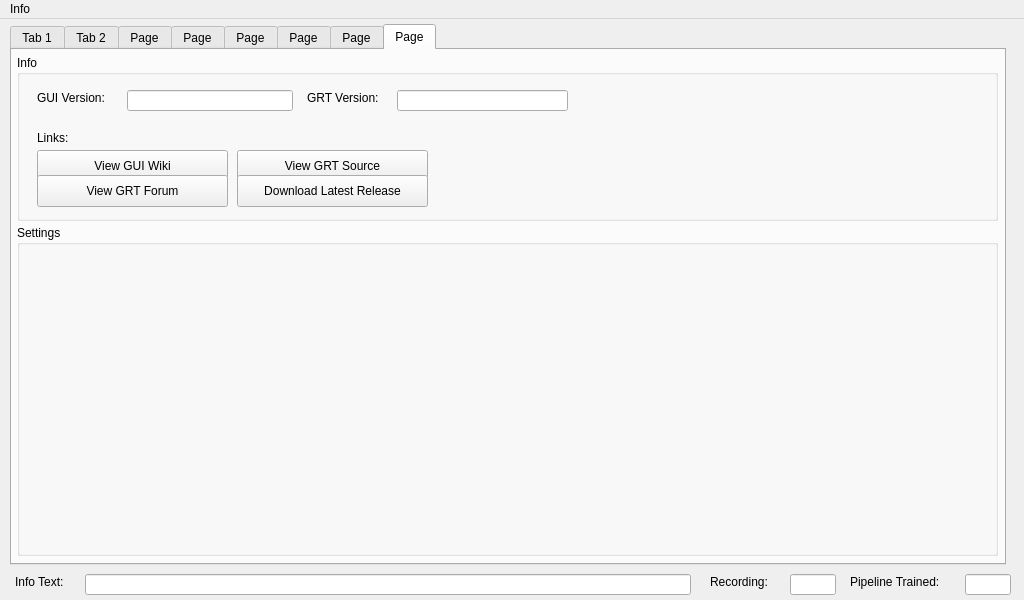
Above: gui/GRT/mainwindow.ui from nickgillian/grt before the change. Below: the same form after it.
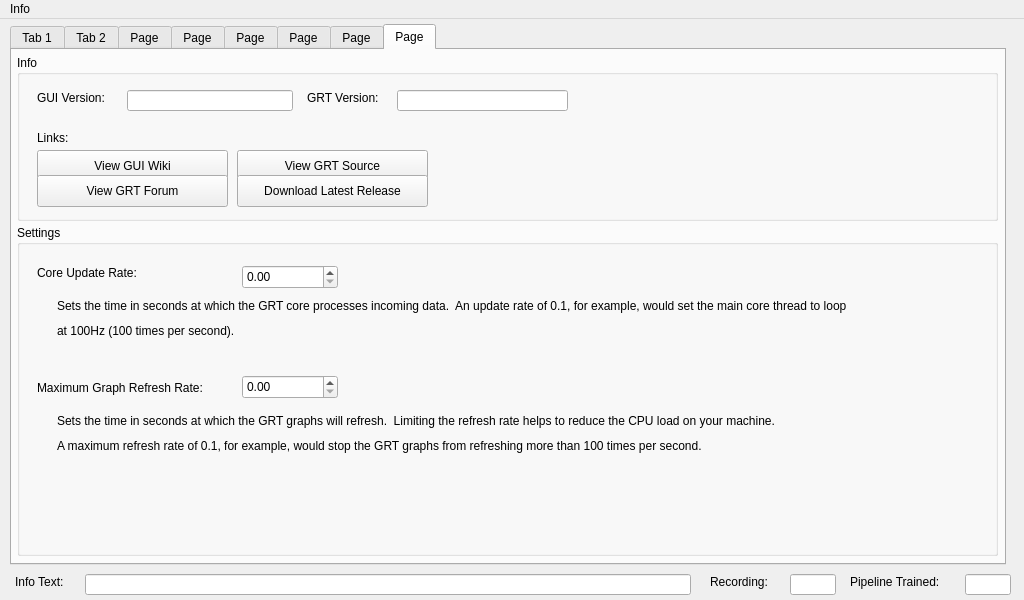
That is the form after the change. The open tabs and pages were chosen to show the change. Custom widgets are drawn as their Qt base class.

Commit message: added new settings options to GUI

Diff of the .ui file:
```diff
--- a/gui/GRT/mainwindow.ui
+++ b/gui/GRT/mainwindow.ui
@@ -6076,6 +6076,104 @@
       <property name="title">
        <string>Settings</string>
       </property>
+      <widget class="QLabel" name="label_187">
+       <property name="geometry">
+        <rect>
+         <x>20</x>
+         <y>155</y>
+         <width>196</width>
+         <height>16</height>
+        </rect>
+       </property>
+       <property name="text">
+        <string>Maximum Graph Refresh Rate:</string>
+       </property>
+      </widget>
+      <widget class="QDoubleSpinBox" name="settingsView_graphRefreshRate">
+       <property name="geometry">
+        <rect>
+         <x>225</x>
+         <y>150</y>
+         <width>96</width>
+         <height>24</height>
+        </rect>
+       </property>
+      </widget>
+      <widget class="QLabel" name="label_188">
+       <property name="geometry">
+        <rect>
+         <x>20</x>
+         <y>40</y>
+         <width>196</width>
+         <height>16</height>
+        </rect>
+       </property>
+       <property name="text">
+        <string>Core Update Rate:</string>
+       </property>
+      </widget>
+      <widget class="QDoubleSpinBox" name="settingsView_coreUpdateRate">
+       <property name="geometry">
+        <rect>
+         <x>225</x>
+         <y>40</y>
+         <width>96</width>
+         <height>24</height>
+        </rect>
+       </property>
+      </widget>
+      <widget class="QLabel" name="label_189">
+       <property name="geometry">
+        <rect>
+         <x>40</x>
+         <y>70</y>
+         <width>931</width>
+         <height>21</height>
+        </rect>
+       </property>
+       <property name="text">
+        <string>Sets the time in seconds at which the GRT core processes incoming data.  An update rate of 0.1, for example, would set the main core thread to loop</string>
+       </property>
+      </widget>
+      <widget class="QLabel" name="label_190">
+       <property name="geometry">
+        <rect>
+         <x>40</x>
+         <y>95</y>
+         <width>931</width>
+         <height>21</height>
+        </rect>
+       </property>
+       <property name="text">
+        <string>at 100Hz (100 times per second).</string>
+       </property>
+      </widget>
+      <widget class="QLabel" name="label_191">
+       <property name="geometry">
+        <rect>
+         <x>40</x>
+         <y>210</y>
+         <width>931</width>
+         <height>21</height>
+        </rect>
+       </property>
+       <property name="text">
+        <string>A maximum refresh rate of 0.1, for example, would stop the GRT graphs from refreshing more than 100 times per second.</string>
+       </property>
+      </widget>
+      <widget class="QLabel" name="label_192">
+       <property name="geometry">
+        <rect>
+         <x>40</x>
+         <y>185</y>
+         <width>931</width>
+         <height>21</height>
+        </rect>
+       </property>
+       <property name="text">
+        <string>Sets the time in seconds at which the GRT graphs will refresh.  Limiting the refresh rate helps to reduce the CPU load on your machine.</string>
+       </property>
+      </widget>
      </widget>
     </widget>
    </widget>
```
Left out of the diff: 38 changed lines with no effect on the pictures. The commit also changes 6 other files.
